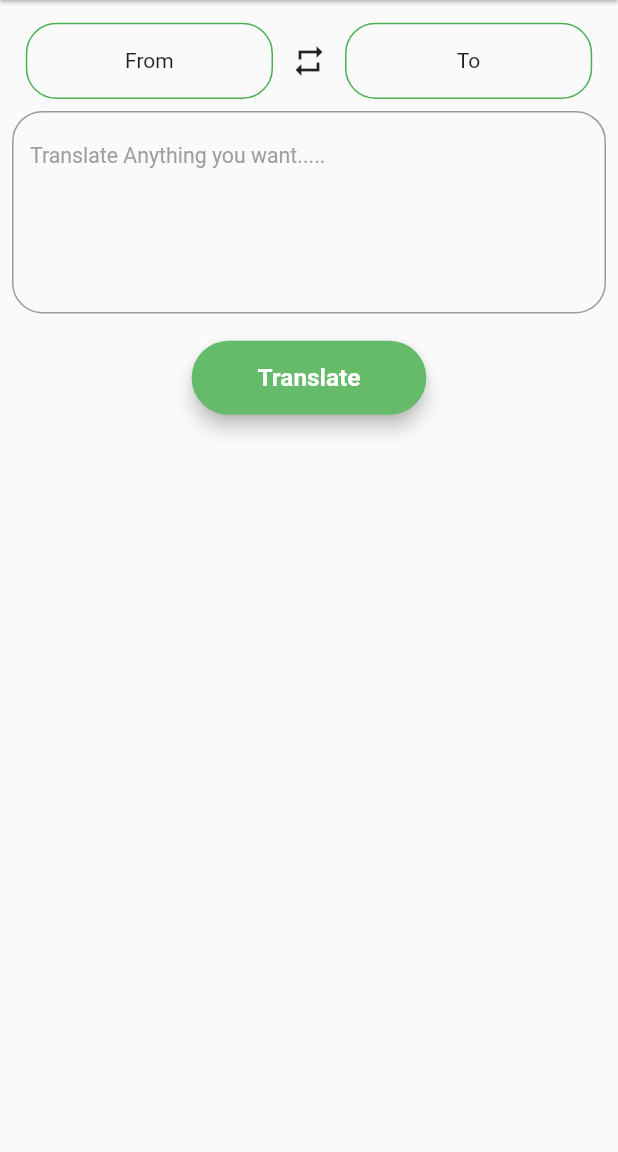
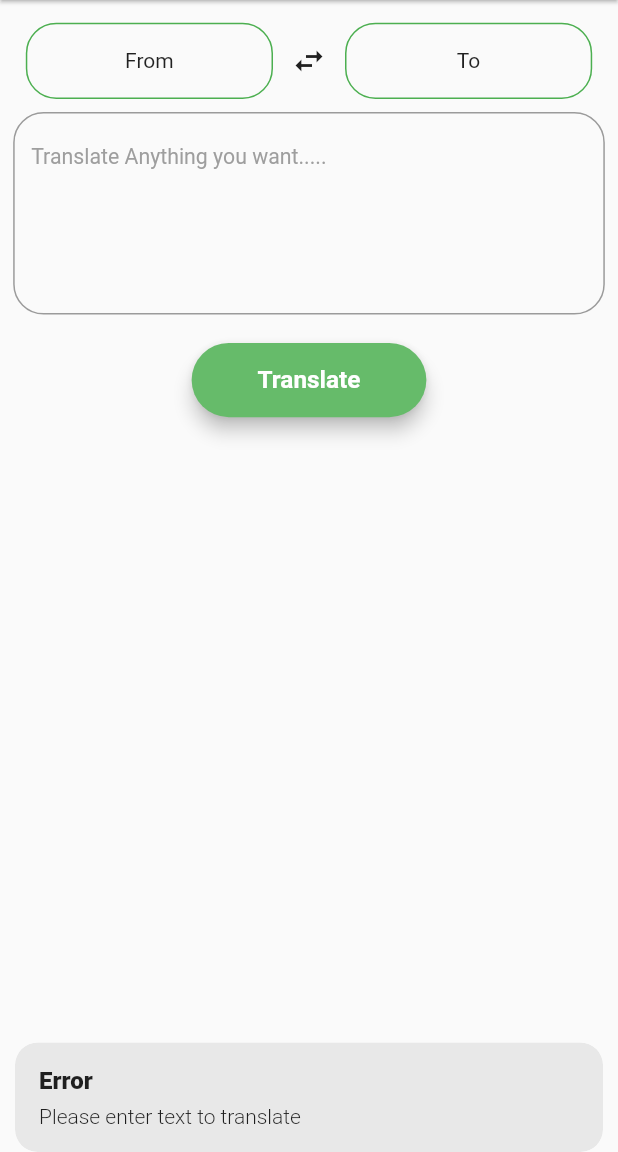
Before and after one commit to Saksham0205/ajnabee_ai, a Flutter app: the TranslatorFeature screen opened directly, after a tap on "Translate", on a phone screen of 412 x 824 dp, the part 84-1236 px from its top. Run offline on Flutter 3.47's test engine with Material 3 defaults, Android fonts, the phone set to English and light mode, and no system bars; our stand-ins replace animated_text_kit, flutter_animate, flutter_screenutil, get, google_generative_ai, hive and 1 more; accounts and stored records are empty; statements that could not run were skipped.

Commit message:
translate functionality

```diff
--- a/lib/apis/apis.dart
+++ b/lib/apis/apis.dart
@@ -1,22 +1,15 @@
-import 'dart:convert';
 import 'dart:developer';
-
 import 'package:google_generative_ai/google_generative_ai.dart';
-import 'package:http/http.dart';
-
 import '../helper/api.dart';
 
 class APIs {
-  //get answer from google gemini ai
+  static final model = GenerativeModel(
+    model: 'gemini-1.5-flash-latest',
+    apiKey: apiKey,
+  );
+
   static Future<String> getAnswer(String question) async {
     try {
-      log('api key: $apiKey');
-
-      final model = GenerativeModel(
-        model: 'gemini-1.5-flash-latest',
-        apiKey: apiKey,
-      );
-
       final content = [Content.text(question)];
       final res = await model.generateContent(content, safetySettings: [
         SafetySetting(HarmCategory.dangerousContent, HarmBlockThreshold.none),
@@ -25,25 +18,38 @@ class APIs {
         SafetySetting(HarmCategory.hateSpeech, HarmBlockThreshold.none),
       ]);
 
-      log('res: ${res.text}');
-
-      return res.text!;
+      return res.text ?? 'No response';
     } catch (e) {
       log('getAnswerGeminiE: $e');
       return 'Something went wrong (Try again in sometime)';
     }
   }
 
+  static Future<String> detectLanguage(String text) async {
+    try {
+      final prompt = "Detect the language of the following text and respond with only the language name: $text";
+      final content = [Content.text(prompt)];
+      final res = await model.generateContent(content);
+      return res.text?.trim() ?? 'Unknown';
+    } catch (e) {
+      log('detectLanguageE: $e');
+      return 'Unknown';
+    }
+  }
 
-  // static Future<String> googleTranslate(
-  //     {required String from, required String to, required String text}) async {
-  //   try {
-  //     final res = await GoogleTranslator().translate(text, from: from, to: to);
-  //
-  //     return res.text;
-  //   } catch (e) {
-  //     log('googleTranslateE: $e ');
-  //     return 'Something went wrong!';
-  //   }
-  // }
+  static Future<String> translateWithGemini({
+    required String from,
+    required String to,
+    required String text,
+  }) async {
+    try {
+      final prompt = "Translate the following text from $from to $to: $text";
+      final content = [Content.text(prompt)];
+      final res = await model.generateContent(content);
+      return res.text ?? 'Translation failed';
+    } catch (e) {
+      log('translateWithGeminiE: $e');
+      return 'Translation failed. Please try again.';
+    }
+  }
 }
--- a/lib/controller/language_controller.dart
+++ b/lib/controller/language_controller.dart
@@ -1,12 +1,16 @@
 import 'package:flutter/cupertino.dart';
 import 'package:flutter/material.dart';
 import 'package:get/get.dart';
+
+import '../apis/apis.dart';
 
 class TranslatorController extends GetxController{
   final textC= TextEditingController();
   final resultC = TextEditingController();
 
   final from =''.obs, to =''.obs;
+  final isLoading = false.obs;
+  final detectedLanguage = ''.obs;
 
   final lang = const [
     "Afar",
@@ -193,12 +197,53 @@ class TranslatorController extends GetxController{
     "Zulu"
   ];
 
-  void askQuestion() async{
-    if(textC.text.trim().isNotEmpty){
-        textC.text='';
+  void translate() async {
+    if (textC.text.trim().isEmpty) {
+      Get.snackbar('Error', 'Please enter text to translate',
+          snackPosition: SnackPosition.BOTTOM);
+      return;
+    }
 
-    }else{
-      const SnackBar(content: Text("Ask Anything"));
+    if (to.isEmpty) {
+      Get.snackbar('Error', 'Please select the target language',
+          snackPosition: SnackPosition.BOTTOM);
+      return;
+    }
+
+    isLoading.value = true;
+    try {
+      String sourceLanguage = from.value;
+
+      if (sourceLanguage.isEmpty) {
+        detectedLanguage.value = await APIs.detectLanguage(textC.text.trim());
+        sourceLanguage = detectedLanguage.value;
+        from.value = sourceLanguage;
+      }
+
+      final result = await APIs.translateWithGemini(
+        from: sourceLanguage,
+        to: to.value,
+        text: textC.text.trim(),
+      );
+      resultC.text = result;
+    } catch (e) {
+      Get.snackbar('Error', 'Translation failed. Please try again.',
+          snackPosition: SnackPosition.BOTTOM);
+    } finally {
+      isLoading.value = false;
     }
   }
+
+  void swapLanguages() {
+    final temp = from.value;
+    from.value = to.value;
+    to.value = temp;
+  }
+
+  @override
+  void onClose() {
+    textC.dispose();
+    resultC.dispose();
+    super.onClose();
+  }
 }
--- a/lib/screens/functions/translator_function.dart
+++ b/lib/screens/functions/translator_function.dart
@@ -1,19 +1,19 @@
-import 'package:ajnabee_ai/controller/language_controller.dart';
-import 'package:ajnabee_ai/widgets/language_sheet.dart';
 import 'package:flutter/material.dart';
 import 'package:flutter_screenutil/flutter_screenutil.dart';
 import 'package:get/get.dart';
-import 'package:get/get_core/src/get_main.dart';
+import 'package:ajnabee_ai/controller/language_controller.dart';
+import 'package:ajnabee_ai/widgets/language_sheet.dart';
 
 class TranslatorFeature extends StatefulWidget {
-  const TranslatorFeature({super.key});
+  const TranslatorFeature({Key? key}) : super(key: key);
 
   @override
   State<TranslatorFeature> createState() => _TranslatorFeatureState();
 }
 
 class _TranslatorFeatureState extends State<TranslatorFeature> {
-  final _c = TranslatorController();
+  final TranslatorController _c = Get.put(TranslatorController());
+
   @override
   Widget build(BuildContext context) {
     return Scaffold(
@@ -27,44 +27,23 @@ class _TranslatorFeatureState extends State<TranslatorFeature> {
         backgroundColor: Colors.white,
         automaticallyImplyLeading: false,
       ),
-      body: ListView(
+      body: Obx(() => ListView(
         physics: const BouncingScrollPhysics(),
         padding: EdgeInsets.only(top: 15.h),
         children: [
           Row(
             mainAxisAlignment: MainAxisAlignment.center,
             children: [
-              InkWell(
-                onTap: ()=> Get.bottomSheet(LanguageSheet(c: _c, s: _c.from,)),
-                borderRadius: BorderRadius.circular(20.r),
-                child: Container(
-                  height: 50.h,
-                  width: 150.w,
-                  decoration: BoxDecoration(
-                      borderRadius: BorderRadius.circular(20.r),
-                      border: Border.all(color: Colors.green)),
-                  alignment: Alignment.center,
-                  child:  Obx(()=> Text(_c.from.isEmpty? "From":_c.from.value)),
-                ),
+              _buildLanguageSelector(_c.from, "From"),
+              IconButton(
+                onPressed: _c.swapLanguages,
+                icon: const Icon(Icons.swap_horiz),
               ),
-              IconButton(onPressed: () {}, icon: const Icon(Icons.repeat)),
-              InkWell(
-                onTap: ()=> Get.bottomSheet(LanguageSheet(c: _c, s: _c.to,)),
-                borderRadius: BorderRadius.circular(20.r),
-                child: Container(
-                  height: 50.h,
-                  width: 150.w,
-                  decoration: BoxDecoration(
-                      borderRadius: BorderRadius.circular(20.r),
-                      border: Border.all(color: Colors.green)),
-                  alignment: Alignment.center,
-                  child:  Obx(()=> Text(_c.to.isEmpty? "To":_c.to.value)),
-                ),
-              ),
+              _buildLanguageSelector(_c.to, "To"),
             ],
           ),
           Padding(
-            padding: const EdgeInsets.all(8.0),
+            padding: EdgeInsets.all(8.0.w),
             child: TextFormField(
               controller: _c.textC,
               maxLines: null,
@@ -73,34 +52,32 @@ class _TranslatorFeatureState extends State<TranslatorFeature> {
                 hintText: "Translate Anything you want.....",
                 hintStyle: TextStyle(fontSize: 14.sp, color: Colors.grey),
                 border: OutlineInputBorder(
-                  borderSide: const BorderSide(
-                    color: Colors.black,
-                  ),
                   borderRadius: BorderRadius.circular(20.r),
                 ),
               ),
             ),
           ),
-          if(_c.resultC.text.isNotEmpty)
-          TextFormField(
-            controller: _c.textC,
-            textAlign: TextAlign.center,
-            maxLines: null,
-            decoration: InputDecoration(
-              hintText: "Translate Anything you want.....",
-              hintStyle: TextStyle(fontSize: 14.sp, color: Colors.grey),
-              border: OutlineInputBorder(
-                borderSide: const BorderSide(
-                  color: Colors.black,
+          if (_c.resultC.text.isNotEmpty)
+            Padding(
+              padding: EdgeInsets.all(8.0.w),
+              child: TextFormField(
+                controller: _c.resultC,
+                readOnly: true,
+                maxLines: null,
+                minLines: 5,
+                decoration: InputDecoration(
+                  hintText: "Translation will appear here",
+                  hintStyle: TextStyle(fontSize: 14.sp, color: Colors.grey),
+                  border: OutlineInputBorder(
+                    borderRadius: BorderRadius.circular(20.r),
+                  ),
                 ),
-                borderRadius: BorderRadius.circular(20.r),
               ),
             ),
-          ),
-          SizedBox(height: 10.h,),
+          SizedBox(height: 10.h),
           Align(
             child: ElevatedButton(
-              onPressed: (){},
+              onPressed: _c.isLoading.value ? null : _c.translate,
               style: ElevatedButton.styleFrom(
                 elevation: 5,
                 shape: RoundedRectangleBorder(
@@ -109,7 +86,9 @@ class _TranslatorFeatureState extends State<TranslatorFeature> {
                 backgroundColor: Colors.green.shade400,
                 padding: EdgeInsets.symmetric(vertical: 15.h, horizontal: 40.w),
               ),
-              child: Text(
+              child: _c.isLoading.value
+                  ? CircularProgressIndicator(color: Colors.white)
+                  : Text(
                 "Translate",
                 style: TextStyle(
                   color: Colors.white,
@@ -120,6 +99,23 @@ class _TranslatorFeatureState extends State<TranslatorFeature> {
             ),
           ),
         ],
+      )),
+    );
+  }
+
+  Widget _buildLanguageSelector(RxString language, String defaultText) {
+    return InkWell(
+      onTap: () => Get.bottomSheet(LanguageSheet(c: _c, s: language)),
+      borderRadius: BorderRadius.circular(20.r),
+      child: Container(
+        height: 50.h,
+        width: 150.w,
+        decoration: BoxDecoration(
+          borderRadius: BorderRadius.circular(20.r),
+          border: Border.all(color: Colors.green),
+        ),
+        alignment: Alignment.center,
+        child: Text(language.isEmpty ? defaultText : language.value),
       ),
     );
   }
```
